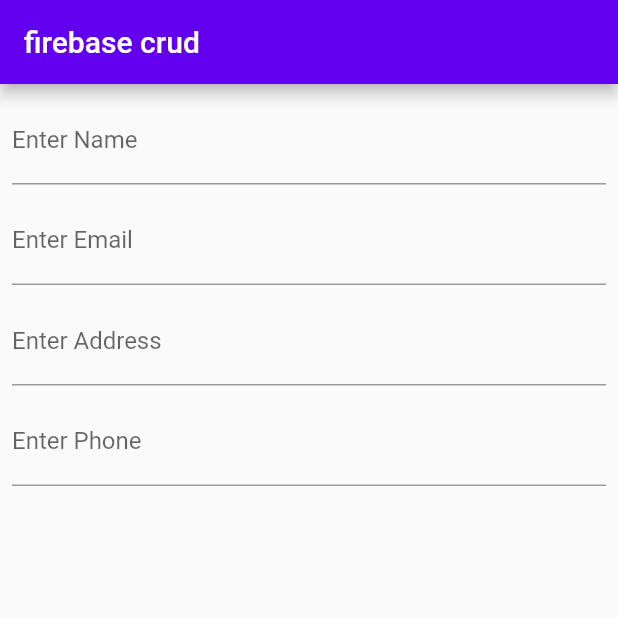
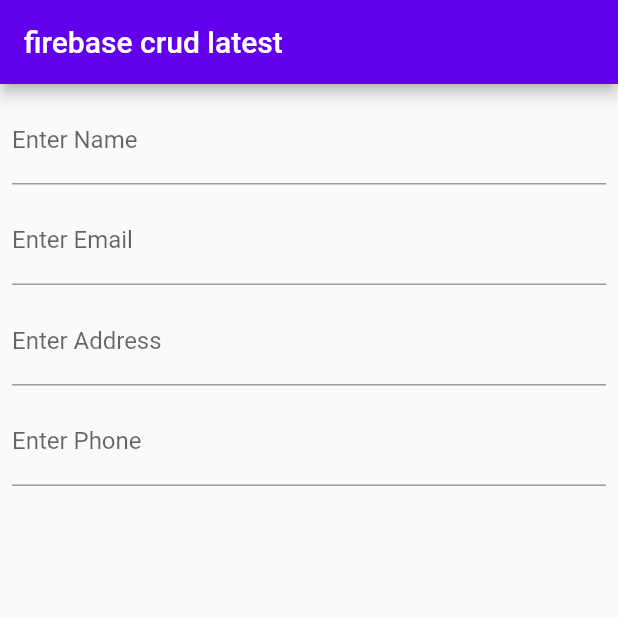
Before and after one commit to iHamza7/FirebaseFirestore, a Flutter app: the screen it shows after launch, on a phone screen of 412 x 824 dp, the top half of it. Run offline on Flutter 3.47's test engine with Material 2 defaults, Android fonts, the phone set to English and light mode, and no system bars; our stand-ins replace cloud_firestore, firebase_core; accounts and stored records are empty.

Commit message:
lib changed

```diff
--- a/lib/homepage.dart
+++ b/lib/homepage.dart
@@ -33,7 +33,7 @@
   Widget build(BuildContext context) {
     return Scaffold(
       appBar: AppBar(
-        title: const Text("firebase crud"),
+        title: const Text("firebase crud latest"),
       ),
       body: SafeArea(
         child: Padding(
```
